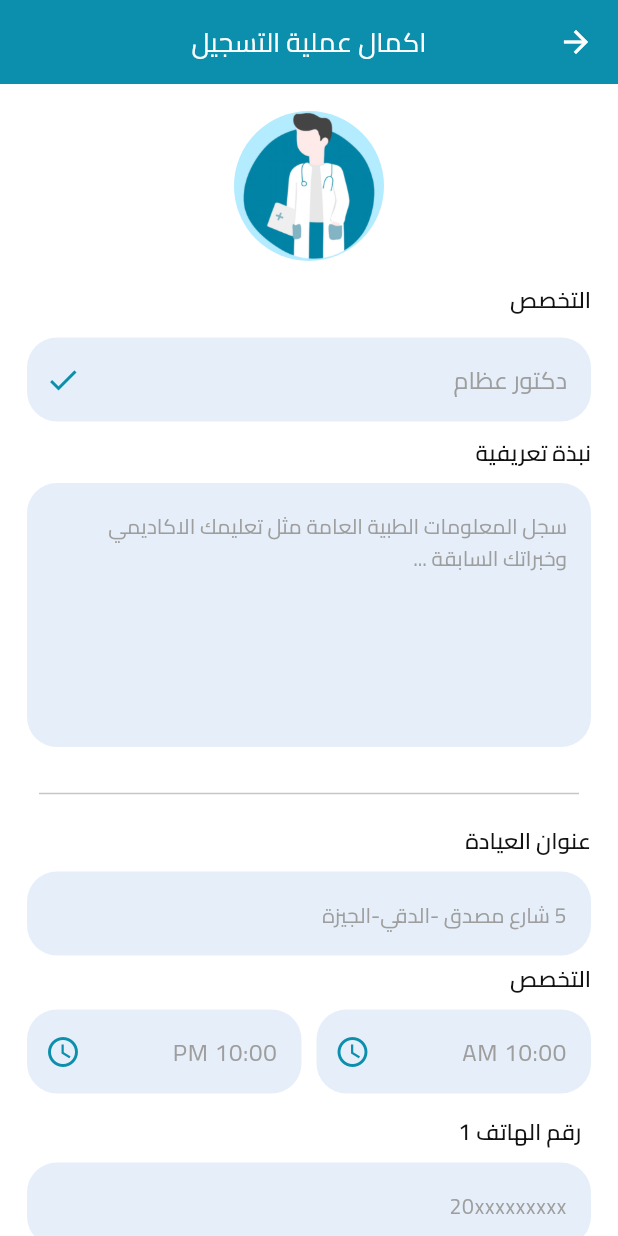
After one commit to Sadoun90/se7ety, a Flutter app: the ContinueRegister screen opened directly, on a phone screen of 412 x 824 dp. The commit adds this screen. Run offline on Flutter 3.47's test engine with Material 3 defaults, Android fonts, the phone set to English and light mode, and no system bars; our stand-ins replace firebase_auth, firebase_core, flutter_bloc, flutter_svg, gap, lottie and 2 more; accounts and stored records are empty.

```diff
--- /dev/null
+++ b/lib/core/enum/user_type_enum.dart
@@ -0,0 +1,4 @@
+enum UserType{
+  doctor,
+  patient,
+}
--- /dev/null
+++ b/lib/core/functions/email_validate.dart
@@ -0,0 +1,5 @@
+bool emailValidate(String email) {
+  return RegExp(
+          r"^[a-zA-Z0-9.a-zA-Z0-9.!#$%&'*+-/=?^_`{|}~]+@[a-zA-Z0-9]+\.[a-zA-Z]+")
+      .hasMatch(email);
+}
--- a/lib/core/services/local_storage.dart
+++ b/lib/core/services/local_storage.dart
@@ -2,14 +2,17 @@ import 'package:shared_preferences/shared_preferences.dart';
 
 class LocalStorage {
   static String token = "token";
+  static String isOnBoardingShown = "isOnBoardingShown";
 
   static late SharedPreferences _sharedPreferences;
+
+  LocalStorage(String isOnBoardingShown, bool bool);
 
   static Future<void> init() async {
     _sharedPreferences = await SharedPreferences.getInstance();
   }
 
-  static CasheData({required String key, required dynamic value}) async {
+  static cacheData({required String key, required dynamic value}) async {
     if (value is String) {
       await _sharedPreferences.setString(key, value);
     } else if (value is int) {
--- /dev/null
+++ b/lib/features/auth/presentation/bloc/auth_event.dart
@@ -0,0 +1,23 @@
+import 'package:se7ety/core/enum/user_type_enum.dart';
+
+class AuthEvent {}
+
+class LoginEvent extends AuthEvent {
+  final String email;
+  final String password;
+
+  LoginEvent({required this.email, required this.password});
+}
+
+class RegisterEvent extends AuthEvent {
+  final String email;
+  final String password;
+  final String name;
+  final UserType userType;
+
+  RegisterEvent(
+      {required this.email,
+      required this.password,
+      required this.name,
+      required this.userType});
+}
--- /dev/null
+++ b/lib/features/auth/presentation/bloc/auth_state.dart
@@ -0,0 +1,22 @@
+class AuthState {}
+
+class AuthInitial extends AuthState {}
+
+// Login
+
+class LoginLoadingState extends AuthState {}
+
+class LoginSuccessState extends AuthState {}
+
+// Register
+
+class RegisterLoadingState extends AuthState {}
+
+class RegisterSuccessState extends AuthState {}
+
+// error
+
+class AuthErrorState extends AuthState {
+  late final String error;
+  AuthErrorState(this.error);
+}
--- /dev/null
+++ b/lib/features/auth/presentation/page/continue_register.dart
@@ -0,0 +1,275 @@
+import 'package:flutter/material.dart';
+import 'package:gap/gap.dart';
+import 'package:se7ety/core/utils/colors.dart';
+import 'package:se7ety/core/utils/text_style.dart';
+import 'package:se7ety/core/widgets/custom_Button.dart';
+import 'package:se7ety/features/auth/presentation/page/login_view.dart';
+
+class ContinueRegister extends StatefulWidget {
+  const ContinueRegister({super.key});
+
+  @override
+  State<ContinueRegister> createState() => _ContimueRegisterState();
+}
+
+class _ContimueRegisterState extends State<ContinueRegister> {
+  @override
+  Widget build(BuildContext context) {
+    return Scaffold(
+      backgroundColor: AppColors.whiteColor,
+      appBar: AppBar(
+        backgroundColor: AppColors.primaryColor,
+        centerTitle: true,
+        title: Text(
+          'اكمال عملية التسجيل',
+          style: getBodyTextStyle(color: AppColors.whiteColor, fontSize: 18),
+        ),
+        leading: BackButton(
+          color: AppColors.whiteColor,
+        ),
+      ),
+      body: SingleChildScrollView(
+        child: Padding(
+          padding: const EdgeInsets.all(18),
+          child: Column(
+            mainAxisAlignment: MainAxisAlignment.start,
+            children: [
+              CircleAvatar(
+                radius: 50,
+                backgroundImage: AssetImage('assets/images/doc.png'),
+              ),
+              Gap(15),
+              Row(
+                crossAxisAlignment: CrossAxisAlignment.end,
+                children: [
+                  Text(
+                    // 'سجل حساب جديد كـ"${handleUserType(widget.index)}"',
+                    'التخصص',
+                    style: getTitleTextStyle(
+                        fontSize: 15,
+                        fontWeight: FontWeight.w600,
+                        color: AppColors.textColor),
+                  ),
+                ],
+              ),
+              Gap(15),
+              // Name Field
+              TextFormField(
+                keyboardType: TextInputType.name,
+                style: TextStyle(color: AppColors.textColor),
+                decoration: InputDecoration(
+                    hintText: 'دكتور عظام',
+                    hintStyle: getBodyTextStyle(color: Colors.grey),
+                    suffixIcon: IconButton(
+                        onPressed: () {},
+                        icon: Icon(
+                          Icons.done,
+                          color: AppColors.primaryColor,
+                        ))),
+                validator: (value) {
+                  if (value!.isEmpty) return 'من فضلك ادخل الاسم';
+                  return null;
+                },
+              ),
+              Gap(10),
+              // Email Field (Left-aligned)
+              Row(
+                crossAxisAlignment: CrossAxisAlignment.end,
+                children: [
+                  Text(
+                    // 'سجل حساب جديد كـ"${handleUserType(widget.index)}"',
+                    'نبذة تعريفية',
+                    style: getTitleTextStyle(
+                        fontSize: 15,
+                        fontWeight: FontWeight.w600,
+                        color: AppColors.textColor),
+                  ),
+                ],
+              ),
+              Gap(10),
+              TextFormField(
+                keyboardType: TextInputType.emailAddress,
+                textDirection: TextDirection.ltr,
+                style: TextStyle(color: AppColors.textColor),
+                maxLines: 6,
+                decoration: InputDecoration(
+                  hintText:
+                      'سجل المعلومات الطبية العامة مثل تعليمك الاكاديمي وخبراتك السابقة ...',
+                  hintStyle: getBodyTextStyle(color: Colors.grey, fontSize: 14),
+                ),
+              ),
+              Gap(15),
+              Padding(
+                padding: const EdgeInsets.all(8.0),
+                child: Divider(),
+              ),
+              Gap(5),
+              // Password Field (Stars next to eye icon)
+              Row(
+                crossAxisAlignment: CrossAxisAlignment.end,
+                children: [
+                  Text(
+                    // 'سجل حساب جديد كـ"${handleUserType(widget.index)}"',
+                    'عنوان العيادة',
+                    style: getTitleTextStyle(
+                        fontSize: 15,
+                        fontWeight: FontWeight.w600,
+                        color: AppColors.textColor),
+                  ),
+                ],
+              ),
+              Gap(10),
+              TextFormField(
+                keyboardType: TextInputType.visiblePassword,
+                style: TextStyle(color: AppColors.textColor),
+                decoration: InputDecoration(
+                  hintText: '5 شارع مصدق -الدقي-الجيزة',
+                  hintStyle: getBodyTextStyle(color: Colors.grey, fontSize: 14),
+
+                  // suffixIcon: IconButton(
+                  //   onPressed: () {
+                  //     setState(() {
+                  //       isVisible = !isVisible;
+                  //     });
+                  //   },
+                  //   icon: Icon((isVisible)
+                  //       ? Icons.remove_red_eye
+                  //       : Icons.visibility_off_rounded),
+                  //   color: AppColors.primaryColor,
+                  // ),
+                ),
+              ),
+              Gap(5),
+              Row(
+                crossAxisAlignment: CrossAxisAlignment.end,
+                children: [
+                  Text(
+                    // 'سجل حساب جديد كـ"${handleUserType(widget.index)}"',
+                    'التخصص',
+                    style: getTitleTextStyle(
+                        fontSize: 15,
+                        fontWeight: FontWeight.w600,
+                        color: AppColors.textColor),
+                  ),
+                ],
+              ),
+              Gap(10),
+              // Name Field
+              Row(
+                children: [
+                  Expanded(
+                    child: TextFormField(
+                      keyboardType: TextInputType.name,
+                      style: TextStyle(color: AppColors.textColor),
+                      decoration: InputDecoration(
+                          hintText: 'AM 10:00',
+                          hintStyle: getBodyTextStyle(color: Colors.grey),
+                          suffixIcon: Icon(
+                            Icons.watch_later_outlined,
+                            color: AppColors.primaryColor,
+                          )),
+                      validator: (value) {
+                        if (value!.isEmpty) return 'من فضلك ادخل الاسم';
+                        return null;
+                      },
+                    ),
+                  ),
+                  const Gap(10),
+                  Expanded(
+                    child: TextFormField(
+                      keyboardType: TextInputType.name,
+                      style: TextStyle(color: AppColors.textColor),
+                      decoration: InputDecoration(
+                          hintText: 'PM 10:00',
+                          hintStyle: getBodyTextStyle(color: Colors.grey),
+                          suffixIcon: Icon(
+                            Icons.watch_later_outlined,
+                            color: AppColors.primaryColor,
+                          )),
+                      validator: (value) {
+                        if (value!.isEmpty) return 'من فضلك ادخل الاسم';
+                        return null;
+                      },
+                    ),
+                  ),
+                ],
+              ),
+              const Gap(15),
+              Row(
+                crossAxisAlignment: CrossAxisAlignment.end,
+                children: [
+                  Text(
+                    // 'سجل حساب جديد كـ"${handleUserType(widget.index)}"',
+                    '  رقم الهاتف 1',
+                    style: getTitleTextStyle(
+                        fontSize: 15,
+                        fontWeight: FontWeight.w600,
+                        color: AppColors.textColor),
+                  ),
+                ],
+              ),
+              const Gap(10),
+              TextFormField(
+                keyboardType: TextInputType.visiblePassword,
+                style: TextStyle(color: AppColors.textColor),
+                decoration: InputDecoration(
+                  hintText: '20xxxxxxxxx',
+
+                  hintStyle: getBodyTextStyle(color: Colors.grey, fontSize: 14),
+
+                  // suffixIcon: IconButton(
+                  //   onPressed: () {
+                  //     setState(() {
+                  //       isVisible = !isVisible;
+                  //     });
+                  //   },
+                  //   icon: Icon((isVisible)
+                  //       ? Icons.remove_red_eye
+                  //       : Icons.visibility_off_rounded),
+                  //   color: AppColors.primaryColor,
+                  // ),
+                ),
+              ),
+              const Gap(15),
+              Row(
+                crossAxisAlignment: CrossAxisAlignment.end,
+                children: [
+                  Text(
+                    // 'سجل حساب جديد كـ"${handleUserType(widget.index)}"',
+                    ' رقم الهاتف 2 (اختياري)',
+                    style: getTitleTextStyle(
+                        fontSize: 15,
+                        fontWeight: FontWeight.w600,
+                        color: AppColors.textColor),
+                  ),
+                ],
+              ),
+              const Gap(10),
+              TextFormField(
+                keyboardType: TextInputType.visiblePassword,
+                style: TextStyle(color: AppColors.textColor),
+                decoration: InputDecoration(
+                  hintText: '20xxxxxxxxx',
+                  hintStyle: getBodyTextStyle(color: Colors.grey, fontSize: 15),
+                  // suffixIcon: IconButton(
+                  //   onPressed: () {
+                  //     setState(() {
+                  //       isVisible = !isVisible;
+                  //     });
+                  //   },
+                  //   icon: Icon((isVisible)
+                  //       ? Icons.remove_red_eye
+                  //       : Icons.visibility_off_rounded),
+                  //   color: AppColors.primaryColor,
+                  // ),
+                ),
+              ),
+              const Gap(40),
+              CustomButton(text: 'التسجيل', width: 330, onPressed: () {}),
+            ],
+          ),
+        ),
+      ),
+    );
+  }
+}
--- a/lib/features/intro/onboarding/onboarding_view.dart
+++ b/lib/features/intro/onboarding/onboarding_view.dart
@@ -2,6 +2,7 @@ import 'package:flutter/material.dart';
 import 'package:flutter_svg/svg.dart';
 import 'package:gap/gap.dart';
 import 'package:se7ety/core/functions/navigation.dart';
+import 'package:se7ety/core/services/local_storage.dart';
 import 'package:se7ety/core/utils/colors.dart';
 import 'package:se7ety/core/utils/text_style.dart';
 import 'package:se7ety/core/widgets/custom_Button.dart';
@@ -28,6 +29,8 @@ class _OnboardingViewState extends State<OnboardingView> {
           actions: [
             TextButton(
                 onPressed: () {
+                  LocalStorage.cacheData(
+                      key: LocalStorage.isOnBoardingShown, value: true);
                   PushWithReplacement(context, WelcomeView());
                 },
                 child: Text(
@@ -101,6 +104,9 @@ class _OnboardingViewState extends State<OnboardingView> {
                           height: 45,
                           text: 'هيا بنا ',
                           onPressed: () {
+                            LocalStorage.cacheData(
+                                key: LocalStorage.isOnBoardingShown,
+                                value: true);
                             PushWithReplacement(context, WelcomeView());
                           })
                   ],
--- a/pubspec.yaml
+++ b/pubspec.yaml
@@ -7,9 +7,11 @@ environment:
   sdk: ^3.5.3
 
 dependencies:
+  firebase_auth: ^5.3.1
   firebase_core: ^3.5.0
   flutter:
     sdk: flutter
+  flutter_bloc: ^8.1.6
   flutter_svg: ^2.0.10+1
   gap: ^3.0.1
   lottie: ^3.1.2
```
Also changed, not shown: assets/images/loading.json (added, +1 -0 lines), lib/features/auth/presentation/bloc/auth_bloc.dart (added, +32 -0 lines), lib/features/auth/presentation/page/login_view.dart (+7 -6 lines), lib/features/auth/presentation/page/register_view.dart (+60 -10 lines), lib/features/intro/splash_view.dart (+7 -6 lines), lib/features/intro/welcome_view.dart (+5 -4 lines), lib/main.dart (+9 -1 lines), pubspec.lock, 4 other files.
